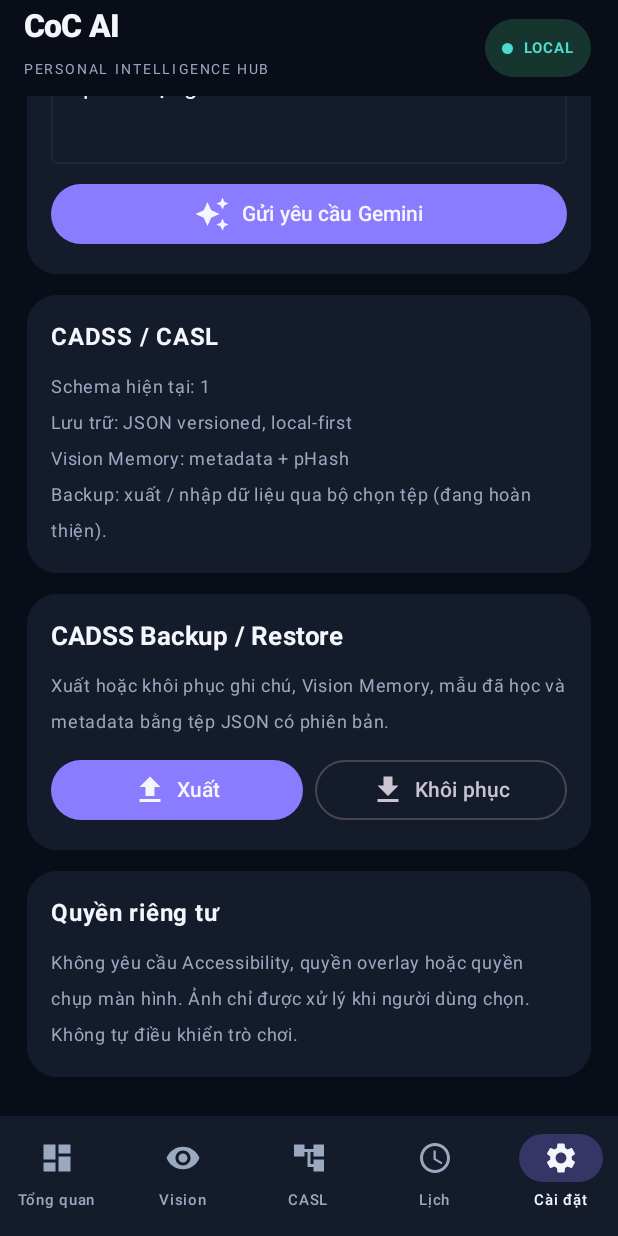
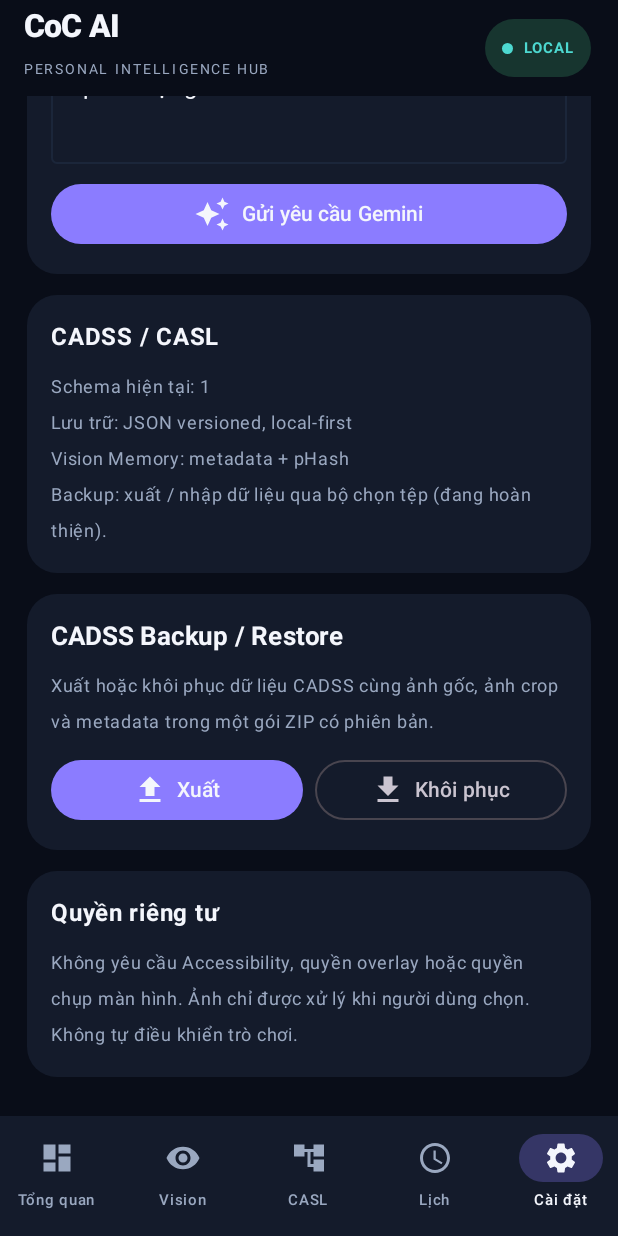
Before and after one commit to Syhung2k7dev/CoC-AI-Assistant, an Android app built with Jetpack Compose: the screen it shows after launch (MainActivity), item 5 of the bottom bar chosen, scrolled down 343 dp, on a phone screen of 412 x 824 dp. Run offline under Robolectric (Android 15) with nearby library versions, the phone set to English and light mode, and no system bars.

Commit message:
Expose full ZIP backup and restore in settings

```diff
--- a/app/src/main/kotlin/dev/syhung/cocassistant/MainActivity.kt
+++ b/app/src/main/kotlin/dev/syhung/cocassistant/MainActivity.kt
@@ -63,7 +63,7 @@ private fun CoCAssistantApp() {
     var busy by remember { mutableStateOf(false) }
     var status by remember { mutableStateOf("Sẵn sàng") }
     var timerSeconds by remember { mutableIntStateOf(0) }
-    var templateCount by remember { mutableIntStateOf(store.count("vision_memory")) }
+    var templateCount by remember { mutableIntStateOf(store.count("template_memory")) }
     var history by remember { mutableStateOf(store.getRecords("vision_memory")) }
     val picker = rememberLauncherForActivityResult(ActivityResultContracts.GetContent()) { uri: Uri? ->
         if (uri != null) {
@@ -97,7 +97,7 @@ private fun CoCAssistantApp() {
         }
     }
 
-    val exportPicker = rememberLauncherForActivityResult(ActivityResultContracts.CreateDocument("application/json")) { uri ->
+    val exportPicker = rememberLauncherForActivityResult(ActivityResultContracts.CreateDocument("application/zip")) { uri ->
         if (uri != null) runCatching { BackupManager.export(context, uri, store) }
             .onSuccess { status = "Đã xuất bản sao lưu CADSS" }
             .onFailure { status = "Xuất backup thất bại: ${it.message}" }
@@ -340,12 +340,12 @@ private fun CoCAssistantApp() {
                         item {
                             PanelCard {
                                 Text("CADSS Backup / Restore", fontWeight = FontWeight.Bold, fontSize = 17.sp)
-                                Text("Xuất hoặc khôi phục ghi chú, Vision Memory, mẫu đã học và metadata bằng tệp JSON có phiên bản.", color = Muted, fontSize = 12.sp)
+                                Text("Xuất hoặc khôi phục dữ liệu CADSS cùng ảnh gốc, ảnh crop và metadata trong một gói ZIP có phiên bản.", color = Muted, fontSize = 12.sp)
                                 Row(horizontalArrangement = Arrangement.spacedBy(8.dp)) {
-                                    Button(onClick = { exportPicker.launch("coc-cadss-backup.json") }, modifier = Modifier.weight(1f), colors = ButtonDefaults.buttonColors(containerColor = Accent)) {
+                                    Button(onClick = { exportPicker.launch("coc-cadss-backup.zip") }, modifier = Modifier.weight(1f), colors = ButtonDefaults.buttonColors(containerColor = Accent)) {
                                         Icon(Icons.Default.FileUpload, null); Spacer(Modifier.width(6.dp)); Text("Xuất")
                                     }
-                                    OutlinedButton(onClick = { importPicker.launch(arrayOf("application/json", "text/json")) }, modifier = Modifier.weight(1f)) {
+                                    OutlinedButton(onClick = { importPicker.launch(arrayOf("application/zip", "application/octet-stream")) }, modifier = Modifier.weight(1f)) {
                                         Icon(Icons.Default.FileDownload, null); Spacer(Modifier.width(6.dp)); Text("Khôi phục")
                                     }
                                 }
```
